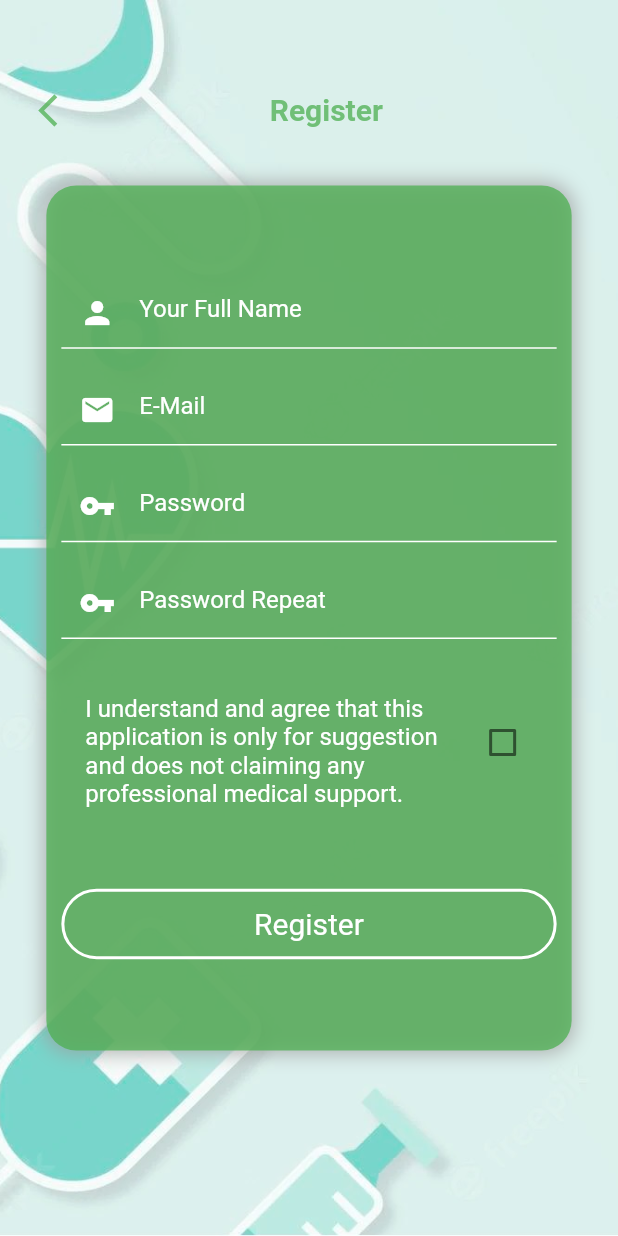
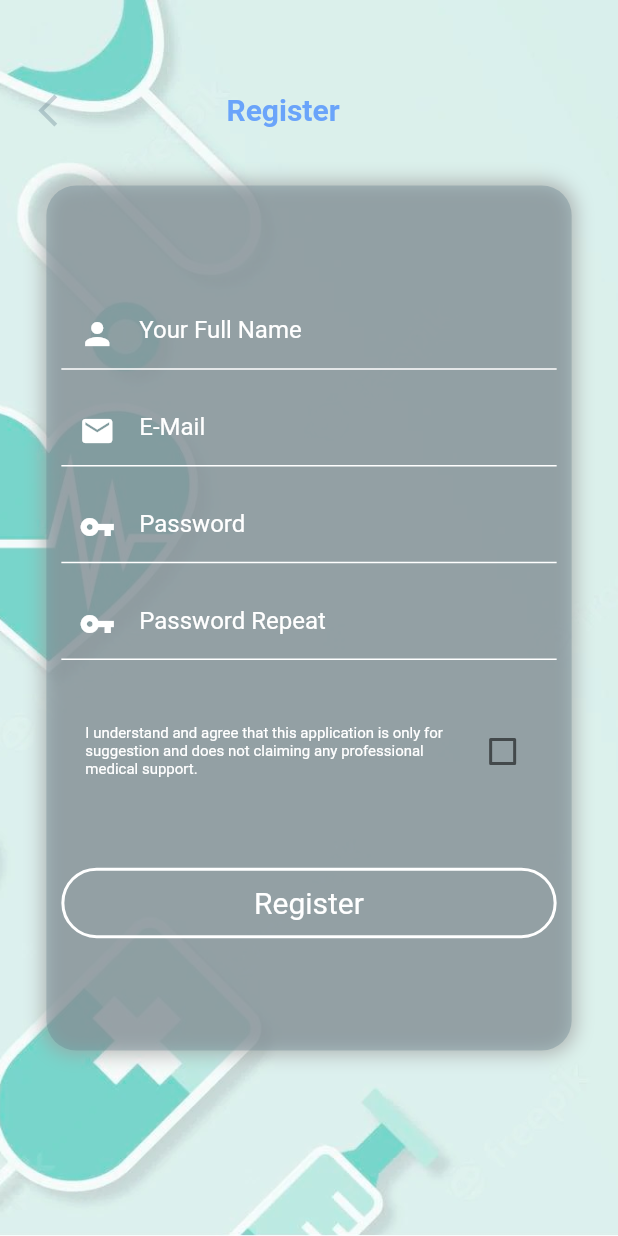
Before and after one commit to AthenaSenior/MedKit-development, a Flutter app: the RegisterPage screen opened directly, on a phone screen of 412 x 824 dp. Run offline on Flutter 3.47's test engine with Material 2 defaults, Android fonts, the phone set to English and light mode, and no system bars; our stand-ins replace cloud_firestore, firebase_auth, firebase_core; accounts and stored records are empty; network calls fail.

```diff
--- a/lib/RegisterPage.dart
+++ b/lib/RegisterPage.dart
@@ -41,7 +41,7 @@ class RegisterPageState extends State<RegisterPage> {
                     height: size.height * .7,
                     width: size.width * .85,
                     decoration: BoxDecoration(
-                        color: Colors.green.withOpacity(.75),
+                        color: Colors.blueGrey.withOpacity(.35),
                         borderRadius: const BorderRadius.all(Radius.circular(20)),
                         boxShadow: [
                           BoxShadow(
@@ -174,7 +174,7 @@ class RegisterPageState extends State<RegisterPage> {
                                 "I understand and agree that this application is only "
                                     "for suggestion and does not claiming any "
                                     "professional medical support.",
-                                style: const TextStyle(color: Colors.white),
+                                style: const TextStyle(color: Colors.white, fontSize: 10),
                               ),
                               onChanged: (val) {
                                 setState(() {
@@ -193,7 +193,7 @@ class RegisterPageState extends State<RegisterPage> {
                               child: Text(errorMessage,
                                   style: const TextStyle(
                                       color: Colors.red,
-                                      fontSize: 20,
+                                      fontSize: 15,
                                       fontWeight: FontWeight.bold)),
                             ),
                             SizedBox(
@@ -259,18 +259,18 @@ class RegisterPageState extends State<RegisterPage> {
                       onPressed: () => Navigator.pop(context),
                       icon: Icon(
                         Icons.arrow_back_ios_outlined,
-                        color: Colors.green.withOpacity(.75),
+                        color: Colors.blueGrey.withOpacity(.35),
                         size: 26,
                       ),
                     ),
                     SizedBox(
-                      width: size.width * 0.3,
+                      width: size.width * 0.23,
                     ),
                     Text(
                       "Register",
                       style: TextStyle(
                           fontSize: 20,
-                          color: Colors.green.withOpacity(.75),
+                          color: Colors.blueAccent.withOpacity(.75),
                           fontWeight: FontWeight.bold),
                     )
                   ],
```
Also changed, not shown: lib/Home.dart (+91 -16 lines), lib/LoginPage.dart (+17 -5 lines), assets/images/afternoon.jpg (added), assets/images/evening.jpg (added), assets/images/morning.jpg (added), assets/images/night.jpg (added).
